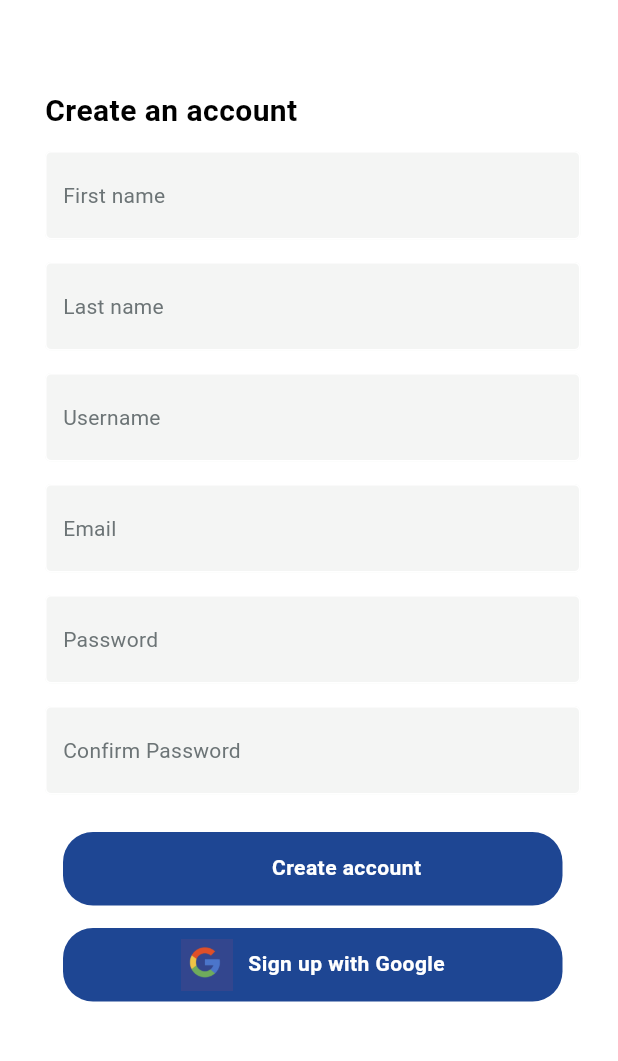
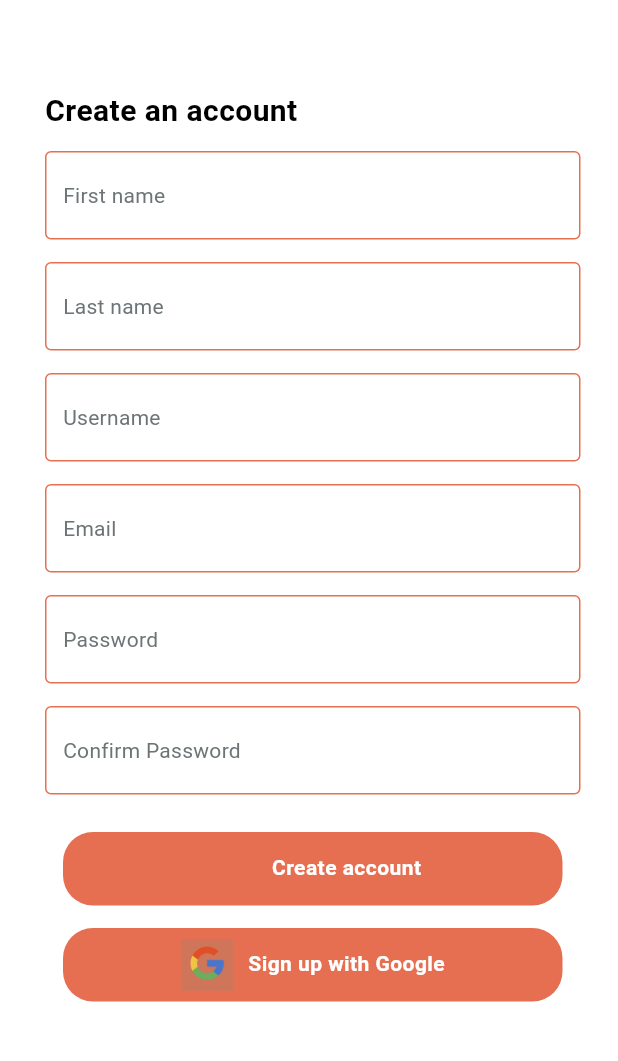
Before and after one commit to dartmouth-cs98-23f/verbatim_frontend, a Flutter app: the GetStarted screen opened directly, after a tap on "Sign Up!", on a phone screen of 412 x 824 dp, the part 92-1153 px from its top. Run offline on Flutter 3.47's test engine with Material 2 defaults, Android fonts, the light colour scheme and no system bars; our stand-ins replace fl_chart, get, google_sign_in; Roboto replaces fonts that are missing (Mulish, Poppins).

Commit message:
Made basic changes to onboarding pages, sign up page, and the login page to reflect their respective mock up designs.

```diff
--- a/lib/Components/my_button.dart
+++ b/lib/Components/my_button.dart
@@ -22,7 +22,7 @@ class MyButton extends StatelessWidget {
           height: 49,
           padding: const EdgeInsets.symmetric(horizontal: 18),
           decoration: ShapeDecoration(
-            color: Color(0xFF1E4693),
+            color: Color(0xFFE76F51),
             shape: RoundedRectangleBorder(
               borderRadius: BorderRadius.circular(20),
             ),
@@ -44,7 +44,7 @@ class MyButton extends StatelessWidget {
                         fit: BoxFit.fill,
                       )
                           : null,
-                      color: Color(0xFF1E4693),
+                      color: Color(0xFFE76F51),
                     ),
                   ),
                   SizedBox(width: 10),
--- a/lib/Components/my_textfield.dart
+++ b/lib/Components/my_textfield.dart
@@ -22,12 +22,12 @@ class MyTextField extends StatelessWidget {
         obscureText: obscureText,
         decoration: InputDecoration(
           enabledBorder: const OutlineInputBorder(
-            borderSide: BorderSide(color: Colors.white),
+            borderSide: BorderSide(color: Color(0xFFE76F51)),
           ),
           focusedBorder: OutlineInputBorder(
-            borderSide: BorderSide(color: Colors.grey.shade300),
+            borderSide: BorderSide(color: Color(0xFFE76F51)),
           ),
-          fillColor: Color(0xFFF4F5F4),
+          fillColor: Colors.white,
           filled: true,
           hintText: hintText,
           hintStyle: TextStyle(
--- a/lib/screens/getStarted.dart
+++ b/lib/screens/getStarted.dart
@@ -51,7 +51,7 @@ class GetStarted extends StatelessWidget {
                       Navigator.of(context).push(MaterialPageRoute(builder: (context) => SignUp()));
                     },
                     style: ElevatedButton.styleFrom(
-                      primary: Color(0xFF1E4693), // Background color
+                      primary: Color(0xFFE76F51), // Background color
                       shape: RoundedRectangleBorder(
                         borderRadius: BorderRadius.circular(0.0), // Rectangular shape
                       ),
--- a/lib/screens/onboardingPage2.dart
+++ b/lib/screens/onboardingPage2.dart
@@ -40,7 +40,7 @@ class OnBoardingPage2 extends StatelessWidget {
                           'Discover \nShared Vocabulary',
                           textAlign: TextAlign.center,
                           style: TextStyle(
-                            color: Colors.black,
+                            color: Color(0xFFE76F51),
                             fontSize: 32,
                             fontFamily: 'Mulish',
                             fontWeight: FontWeight.w700,
@@ -102,7 +102,7 @@ class OnBoardingPage2 extends StatelessWidget {
                       Navigator.of(context).push(MaterialPageRoute(builder: (context) => OnBoardingPage3()));
                     },
                     style: ElevatedButton.styleFrom(
-                      primary: Color(0xFF1E4693), // Background color
+                      primary: Color(0xFFE76F51), // Background color
                       shape: RoundedRectangleBorder(
                         borderRadius: BorderRadius.circular(0.0), // Rectangular shape
                       ),
--- a/lib/screens/onboardingPage3.dart
+++ b/lib/screens/onboardingPage3.dart
@@ -41,7 +41,7 @@ class OnBoardingPage3 extends StatelessWidget {
                           'Compare & \nCompete',
                           textAlign: TextAlign.center,
                           style: TextStyle(
-                            color: Colors.black,
+                            color: Color(0xFFE76F51),
                             fontSize: 32,
                             fontFamily: 'Mulish',
                             fontWeight: FontWeight.w700,
@@ -73,6 +73,7 @@ class OnBoardingPage3 extends StatelessWidget {
                                   text: 'Verba',
                                   style: TextStyle(
                                     fontWeight: FontWeight.bold,
+                                    color: Color(0xFFE76F51),
                                   ),
                                 ),
                                 TextSpan(
@@ -123,7 +124,7 @@ class OnBoardingPage3 extends StatelessWidget {
                       Navigator.of(context).push(MaterialPageRoute(builder: (context) => OnBoardingPage4()));
                     },
                     style: ElevatedButton.styleFrom(
-                      primary: Color(0xFF1E4693), // Background color
+                      primary: Color(0xFFE76F51), // Background color
                       shape: RoundedRectangleBorder(
                         borderRadius: BorderRadius.circular(0.0), // Rectangular shape
                       ),
--- a/lib/screens/onboardingPage4.dart
+++ b/lib/screens/onboardingPage4.dart
@@ -40,7 +40,7 @@ class OnBoardingPage4 extends StatelessWidget {
                           'Custom \nChallenges',
                           textAlign: TextAlign.center,
                           style: TextStyle(
-                            color: Colors.black,
+                            color: Color(0xFFE76F51),
                             fontSize: 32,
                             fontFamily: 'Mulish',
                             fontWeight: FontWeight.w700,
@@ -103,7 +103,7 @@ class OnBoardingPage4 extends StatelessWidget {
                       Navigator.of(context).push(MaterialPageRoute(builder: (context) => GetStarted()));
                     },
                     style: ElevatedButton.styleFrom(
-                      primary: Color(0xFF1E4693), // Background color
+                      primary: Color(0xFFE76F51), // Background color
                       shape: RoundedRectangleBorder(
                         borderRadius: BorderRadius.circular(0.0), // Rectangular shape
                       ),
```
Also changed, not shown: lib/images/googleImage.png, pubspec.lock.
